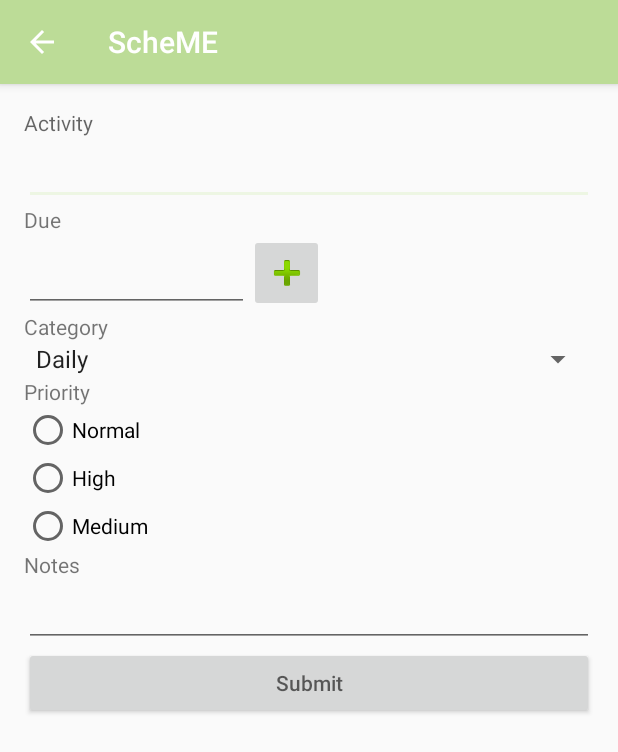
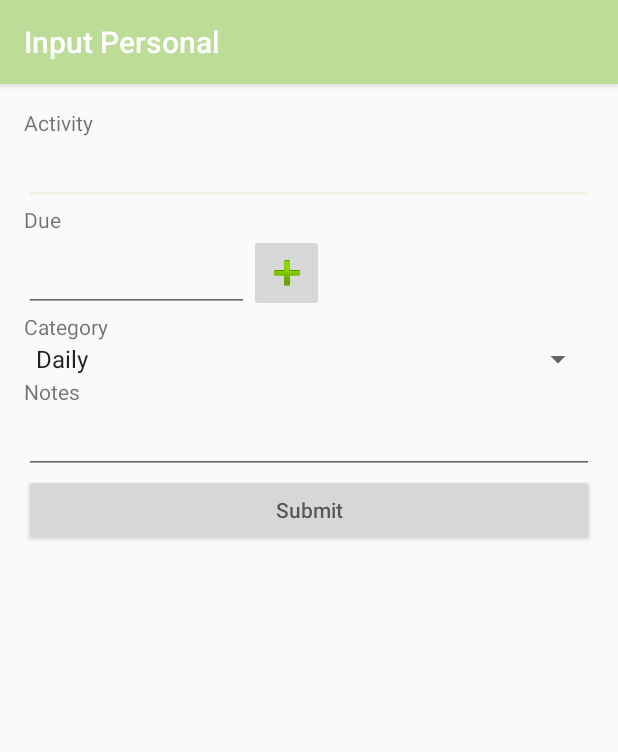
Before and after one commit to kputraf/ScheME, an Android app: the screen it shows after launch once a user with an empty profile is signed in (InputActivity before the commit, PersonalActivity after it), after a tap on an icon or button, on a phone screen of 412 x 824 dp. Shown: the top 752 px of the screen. Run offline under Robolectric (Android 15) with nearby library versions, the light colour scheme and no system bars; our stand-ins replace Firebase (no records; nobody signed in at launch, a user with empty details on screens opened directly).

Commit message:
Input data

```diff
--- a/app/src/main/java/id/sch/smktelkom_mlg/project2/xirpl20306132027/scheme/InputActivity.java
+++ /dev/null
@@ -1,63 +0,0 @@
-package id.sch.smktelkom_mlg.project2.xirpl20306132027.scheme;
-
-import android.app.DatePickerDialog;
-import android.os.Bundle;
-import android.support.v7.app.AppCompatActivity;
-import android.view.MenuItem;
-import android.view.View;
-import android.widget.DatePicker;
-import android.widget.EditText;
-import android.widget.ImageButton;
-
-import java.text.DateFormat;
-import java.util.Calendar;
-
-public class InputActivity extends AppCompatActivity {
-    EditText ikitanggal1;
-    ImageButton ikitanggal;
-
-    Calendar dateTime = Calendar.getInstance();
-    DatePickerDialog.OnDateSetListener d = new DatePickerDialog.OnDateSetListener() {
-        @Override
-        public void onDateSet(DatePicker view, int year, int monthOfYear, int dayOfMonth) {
-            dateTime.set(Calendar.YEAR, year);
-            dateTime.set(Calendar.MONTH, monthOfYear);
-            dateTime.set(Calendar.DAY_OF_MONTH, dayOfMonth);
-
-            DateFormat df_date = DateFormat.getDateInstance();
-            ikitanggal1.setText(df_date.format(dateTime.getTime()));
-        }
-    };
-
-    @Override
-    protected void onCreate(Bundle savedInstanceState) {
-        super.onCreate(savedInstanceState);
-        setContentView(R.layout.activity_input);
-        ikitanggal1 = (EditText) findViewById(R.id.ikitanggal1);
-        ikitanggal = (ImageButton) findViewById(R.id.ikitanggal);
-
-        ikitanggal.setOnClickListener(new View.OnClickListener() {
-            @Override
-            public void onClick(View v) {
-                updateDate();
-            }
-        });
-        getSupportActionBar().setDisplayHomeAsUpEnabled(true);
-
-    }
-
-    @Override
-    public boolean onOptionsItemSelected(MenuItem item) {
-        if (item.getItemId() == android.R.id.home) {
-            onBackPressed();
-            return true;
-        }
-        return super.onOptionsItemSelected(item);
-    }
-
-    private void updateDate() {
-        new DatePickerDialog(this, d, dateTime.get(Calendar.YEAR),
-                dateTime.get(Calendar.MONTH), dateTime.get(Calendar.DAY_OF_MONTH)).show();
-    }
-
-}
--- a/app/src/main/java/id/sch/smktelkom_mlg/project2/xirpl20306132027/scheme/MainActivity.java
+++ b/app/src/main/java/id/sch/smktelkom_mlg/project2/xirpl20306132027/scheme/MainActivity.java
@@ -28,7 +28,7 @@
         fab.setOnClickListener(new View.OnClickListener() {
             @Override
             public void onClick(View view) {
-                Intent k = new Intent(MainActivity.this, InputActivity.class);
+                Intent k = new Intent(MainActivity.this, PersonalActivity.class);
                 startActivity(k);
             }
         });
--- /dev/null
+++ b/app/src/main/java/id/sch/smktelkom_mlg/project2/xirpl20306132027/scheme/PersonalActivity.java
@@ -0,0 +1,142 @@
+package id.sch.smktelkom_mlg.project2.xirpl20306132027.scheme;
+
+import android.app.DatePickerDialog;
+import android.os.Bundle;
+import android.support.v7.app.AppCompatActivity;
+import android.text.TextUtils;
+import android.util.Log;
+import android.view.View;
+import android.widget.Button;
+import android.widget.DatePicker;
+import android.widget.EditText;
+import android.widget.ImageButton;
+import android.widget.Spinner;
+import android.widget.Toast;
+
+import com.google.firebase.auth.FirebaseAuth;
+import com.google.firebase.database.DataSnapshot;
+import com.google.firebase.database.DatabaseError;
+import com.google.firebase.database.DatabaseReference;
+import com.google.firebase.database.FirebaseDatabase;
+import com.google.firebase.database.ValueEventListener;
+
+import java.text.DateFormat;
+import java.util.Calendar;
+
+public class PersonalActivity extends AppCompatActivity {
+    Calendar dateTime = Calendar.getInstance();
+    DatePickerDialog.OnDateSetListener d = new DatePickerDialog.OnDateSetListener() {
+        @Override
+        public void onDateSet(DatePicker view, int year, int monthOfYear, int dayOfMonth) {
+            dateTime.set(Calendar.YEAR, year);
+            dateTime.set(Calendar.MONTH, monthOfYear);
+            dateTime.set(Calendar.DAY_OF_MONTH, dayOfMonth);
+
+            DateFormat df_date = DateFormat.getDateInstance();
+            etDue.setText(df_date.format(dateTime.getTime()));
+        }
+    };
+    private EditText etActivity, etDue, etNote;
+    private Spinner spnCat;
+    private ImageButton ibDate;
+    private Button btSave;
+
+    private FirebaseDatabase mDB;
+    private DatabaseReference mDBpersonal, mDBpersonalUser;
+    private Long jumlahData;
+    private Integer currentPostId;
+    private String dbCurrentUser;
+
+    @Override
+    protected void onCreate(Bundle savedInstanceState) {
+        super.onCreate(savedInstanceState);
+        setContentView(R.layout.activity_personal);
+        setTitle("Input Personal");
+
+        etActivity = (EditText) findViewById(R.id.editTextActivity);
+        etDue = (EditText) findViewById(R.id.editTextDueAct);
+        etNote = (EditText) findViewById(R.id.editTextNoteAct);
+        spnCat = (Spinner) findViewById(R.id.spinnerCat);
+        ibDate = (ImageButton) findViewById(R.id.imageButtonTglAct);
+        ibDate.setOnClickListener(new View.OnClickListener() {
+            @Override
+            public void onClick(View v) {
+                updateDate();
+            }
+        });
+        btSave = (Button) findViewById(R.id.buttonSaveAct);
+        btSave.setOnClickListener(new View.OnClickListener() {
+            @Override
+            public void onClick(View v) {
+                save();
+            }
+        });
+
+        FirebaseAuth mAuth = FirebaseAuth.getInstance();
+        mDB = FirebaseDatabase.getInstance();
+
+        dbCurrentUser = mAuth.getCurrentUser().getUid();
+
+        mDBpersonal = mDB.getReference().child("personal");
+        mDBpersonalUser = mDBpersonal.child(dbCurrentUser);
+        mDBpersonalUser.addValueEventListener(new ValueEventListener() {
+            @Override
+            public void onDataChange(DataSnapshot dataSnapshot) {
+                jumlahData = dataSnapshot.getChildrenCount() - 1;
+                currentPostId = jumlahData.intValue() + 1;
+                String strValue = jumlahData.toString();
+                Boolean isDataNotExist = false;
+                while (isDataNotExist == false) {
+                    Boolean cleanCheck = dataSnapshot.child(currentPostId.toString()).exists();
+                    if (cleanCheck) {
+                        Log.d("FirebaseCounter", "Child with ID " + currentPostId.toString() + " already Exists! +1");
+                        currentPostId += 1;
+                    } else {
+                        Log.d("FirebaseCounter", "Child with ID " + currentPostId.toString() + " Available to Use!");
+                        isDataNotExist = true;
+                    }
+                }
+                Log.d("FirebaseCounter", strValue);
+                Log.d("FirebaseCounter", "Next Post Should be : " + currentPostId.toString());
+            }
+
+            @Override
+            public void onCancelled(DatabaseError databaseError) {
+                Log.d("FirebaseError", databaseError.getMessage());
+            }
+        });
+    }
+
+    private void save() {
+        String activity = etActivity.getText().toString();
+        String due = etDue.getText().toString();
+        String note = etNote.getText().toString();
+        String cat = spnCat.getSelectedItem().toString();
+
+        if (TextUtils.isEmpty(activity) || TextUtils.isEmpty(due) || TextUtils.isEmpty(note) || TextUtils.isEmpty(cat)) {
+            return;
+        }
+
+        Log.d("Input", activity);
+        Log.d("Input", due);
+        Log.d("Input", note);
+        Log.d("Input", cat);
+
+        // Database Reference for note
+        DatabaseReference dbtarget = mDBpersonalUser.child(currentPostId.toString());
+
+        dbtarget.child("activity").setValue(activity);
+        dbtarget.child("due").setValue(due);
+        dbtarget.child("category").setValue(cat);
+        dbtarget.child("note").setValue(note);
+
+
+        Toast.makeText(getApplicationContext(), "Personal saved", Toast.LENGTH_SHORT).show();
+        finish();
+    }
+
+    private void updateDate() {
+        new DatePickerDialog(this, d, dateTime.get(Calendar.YEAR),
+                dateTime.get(Calendar.MONTH), dateTime.get(Calendar.DAY_OF_MONTH)).show();
+    }
+}
--- a/app/src/main/res/layout/activity_input.xml
+++ b/app/src/main/res/layout/activity_personal.xml
@@ -2,11 +2,10 @@
     android:layout_width="match_parent"
     android:layout_height="wrap_content">
 
-
     <LinearLayout xmlns:android="http://schemas.android.com/apk/res/android"
         android:id="@+id/ly"
         android:layout_width="match_parent"
-        android:layout_height="match_parent"
+        android:layout_height="wrap_content"
         android:orientation="vertical"
         android:paddingBottom="@dimen/activity_vertical_margin"
         android:paddingLeft="@dimen/activity_horizontal_margin"
@@ -14,20 +13,18 @@
         android:paddingTop="@dimen/activity_vertical_margin">
 
         <TextView
-            android:id="@+id/textView5"
             android:layout_width="match_parent"
             android:layout_height="wrap_content"
-            android:hint="Activity" />
+            android:text="Activity" />
 
         <EditText
-            android:id="@+id/editText2"
+            android:id="@+id/editTextActivity"
             android:layout_width="match_parent"
             android:layout_height="wrap_content"
             android:ems="10"
             android:inputType="textPersonName" />
 
         <TextView
-            android:id="@+id/textView6"
             android:layout_width="match_parent"
             android:layout_height="wrap_content"
             android:text="Due" />
@@ -38,15 +35,16 @@
             android:orientation="horizontal">
 
             <EditText
-                android:id="@+id/ikitanggal1"
+                android:id="@+id/editTextDueAct"
                 android:layout_width="150dp"
                 android:layout_height="match_parent" />
 
             <ImageButton
-                android:id="@+id/ikitanggal"
+                android:id="@+id/imageButtonTglAct"
                 android:layout_width="50dp"
                 android:layout_height="match_parent"
                 android:src="@android:drawable/ic_input_add" />
+
         </LinearLayout>
 
 
@@ -57,62 +55,29 @@
             android:text="Category" />
 
         <Spinner
-            android:id="@+id/spinner"
+            android:id="@+id/spinnerCat"
             android:layout_width="match_parent"
             android:layout_height="wrap_content"
             android:entries="@array/category" />
 
         <TextView
-            android:id="@+id/textView8"
-            android:layout_width="match_parent"
-            android:layout_height="wrap_content"
-            android:text="Priority" />
-
-        <RadioGroup
-            android:layout_width="match_parent"
-            android:layout_height="match_parent"
-            android:layout_weight="1">
-
-            <RadioButton
-                android:id="@+id/radioButton10"
-                android:layout_width="wrap_content"
-                android:layout_height="wrap_content"
-                android:layout_weight="1"
-                android:text="Normal" />
-
-            <RadioButton
-                android:id="@+id/radioButton9"
-                android:layout_width="wrap_content"
-                android:layout_height="wrap_content"
-                android:layout_weight="1"
-                android:text="High" />
-
-            <RadioButton
-                android:id="@+id/radioButton6"
-                android:layout_width="wrap_content"
-                android:layout_height="wrap_content"
-                android:layout_weight="1"
-                android:text="Medium" />
-        </RadioGroup>
-
-        <TextView
-            android:id="@+id/textView9"
             android:layout_width="match_parent"
             android:layout_height="wrap_content"
             android:text="Notes" />
 
         <EditText
-            android:id="@+id/editText3"
+            android:id="@+id/editTextNoteAct"
             android:layout_width="match_parent"
             android:layout_height="wrap_content"
             android:ems="10"
             android:inputType="textMultiLine" />
 
         <Button
-            android:id="@+id/btnInput"
+            android:id="@+id/buttonSaveAct"
             android:layout_width="match_parent"
             android:layout_height="wrap_content"
             android:hint="Submit" />
+
     </LinearLayout>
 
 </ScrollView>
```
Also changed, not shown: app/src/main/AndroidManifest.xml (+4 -3 lines), app/src/main/java/id/sch/smktelkom_mlg/project2/xirpl20306132027/scheme/TargetActivity.java (added, +147 -0 lines), app/src/main/res/layout/activity_target.xml (added, +106 -0 lines).
